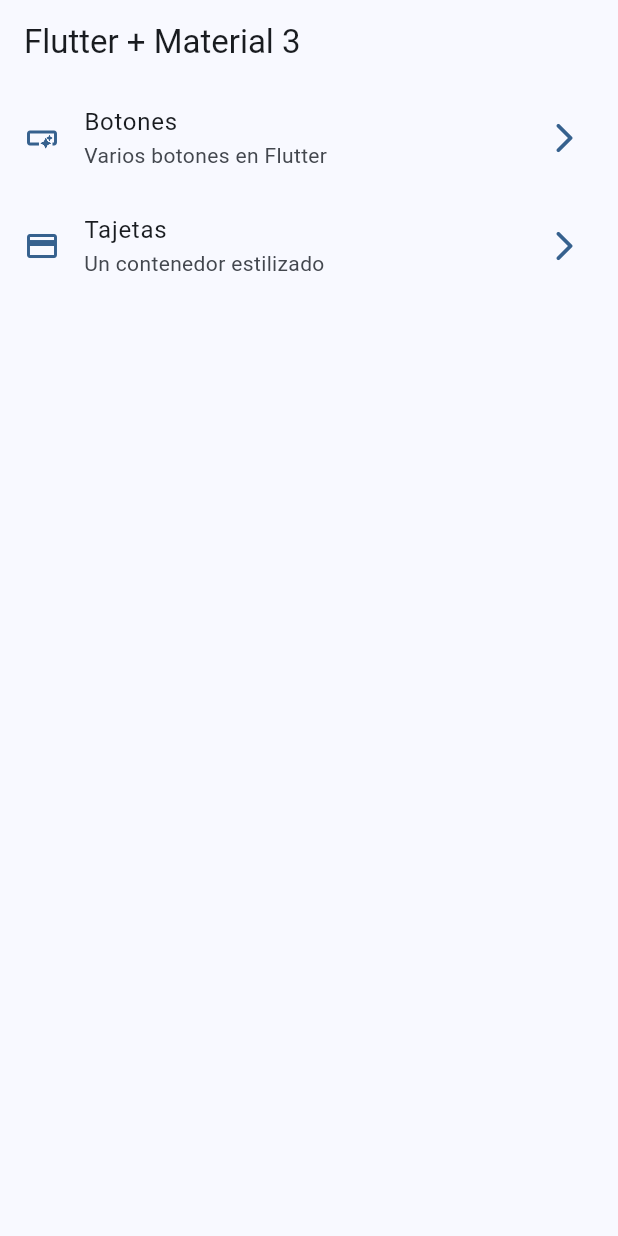
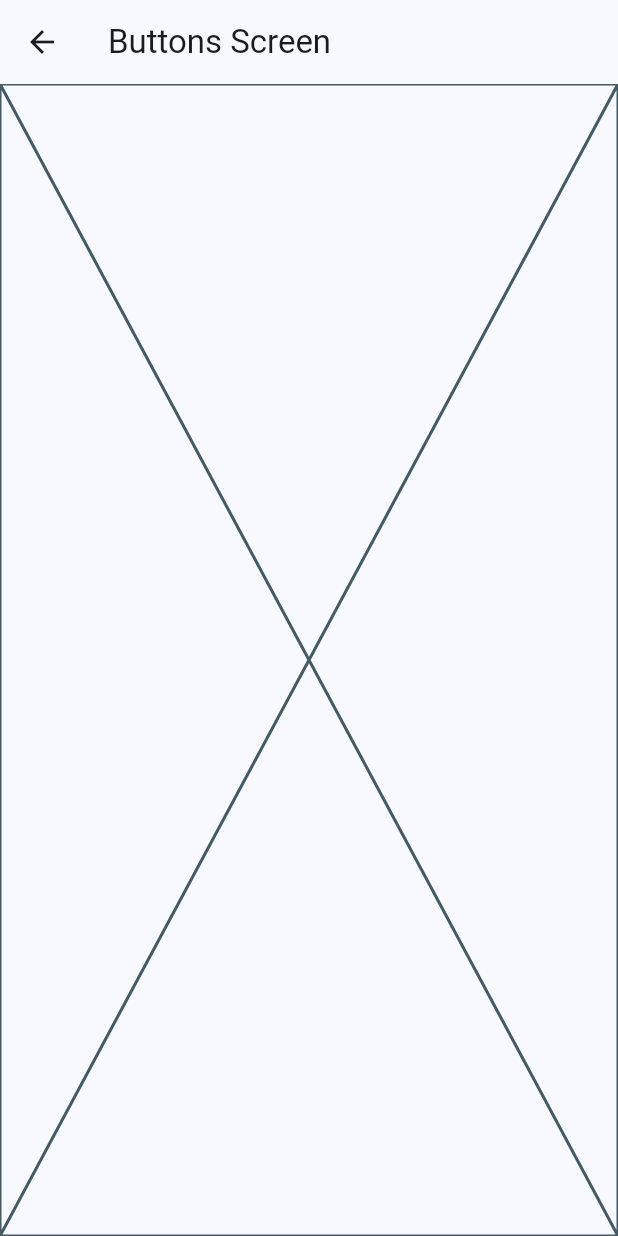
Before and after one commit to Frank712/flutter-widgets-app, a Flutter app: the screen it shows after launch, after a tap on "Botones", on a phone screen of 412 x 824 dp. Run offline on Flutter 3.47's test engine with Material 2 defaults, Android fonts, the phone set to English and light mode, and no system bars.

```diff
--- a/lib/config/menu/menu_items.dart
+++ b/lib/config/menu/menu_items.dart
@@ -24,7 +24,7 @@ const appMenuItems = <MenuItem>[
   MenuItem(
     title: 'Tajetas',
     subtitle: 'Un contenedor estilizado',
-    link: '/card',
+    link: '/cards',
     icon: Icons.credit_card,
   ),
 ];
--- a/lib/main.dart
+++ b/lib/main.dart
@@ -1,5 +1,7 @@
 import 'package:flutter/material.dart';
 import 'package:widgets/config/theme/app_theme.dart';
+import 'package:widgets/presentation/screens/cards/cards_screen.dart';
+import 'package:widgets/presentation/screens/buttons/buttons_screen.dart';
 import 'package:widgets/presentation/screens/home/home_screen.dart';
 
 void main() => runApp(const MyApp());
@@ -14,6 +16,10 @@ class MyApp extends StatelessWidget {
       theme: AppTheme(selectedColor: 0).getTheme(),
       title: 'Flutter Widgets',
       home: const HomeScreen(),
+      routes: {
+        '/buttons': (context) => const ButtonsScreen(),
+        '/cards': (context) => const CardsScreen(),
+      }
     );
   }
 }
--- /dev/null
+++ b/lib/presentation/screens/buttons/buttons_screen.dart
@@ -0,0 +1,13 @@
+import 'package:flutter/material.dart';
+
+class ButtonsScreen extends StatelessWidget {
+  const ButtonsScreen({super.key});
+
+  @override
+  Widget build(BuildContext context) {
+    return Scaffold(
+      appBar: AppBar(title: const Text('Buttons Screen')),
+      body: const Placeholder(),
+    );
+  }
+}
--- a/lib/presentation/screens/home/home_screen.dart
+++ b/lib/presentation/screens/home/home_screen.dart
@@ -1,5 +1,6 @@
 import 'package:flutter/material.dart';
 import 'package:widgets/config/menu/menu_items.dart';
+import 'package:widgets/presentation/screens/buttons/buttons_screen.dart';
 
 class HomeScreen extends StatelessWidget {
   const HomeScreen({super.key});
@@ -46,7 +47,9 @@ class _CustomListTile extends StatelessWidget {
       trailing: Icon(Icons.arrow_forward_ios_rounded, color: colors.primary),
       title: Text(menuItem.title),
       subtitle: Text(menuItem.subtitle),
-      onTap: () {}
+      onTap: () {
+        Navigator.pushNamed(context, menuItem.link);
+      },
     );
   }
 }
```
Also changed, not shown: lib/presentation/screens/cards/cards_screen.dart (added, +13 -0 lines).
